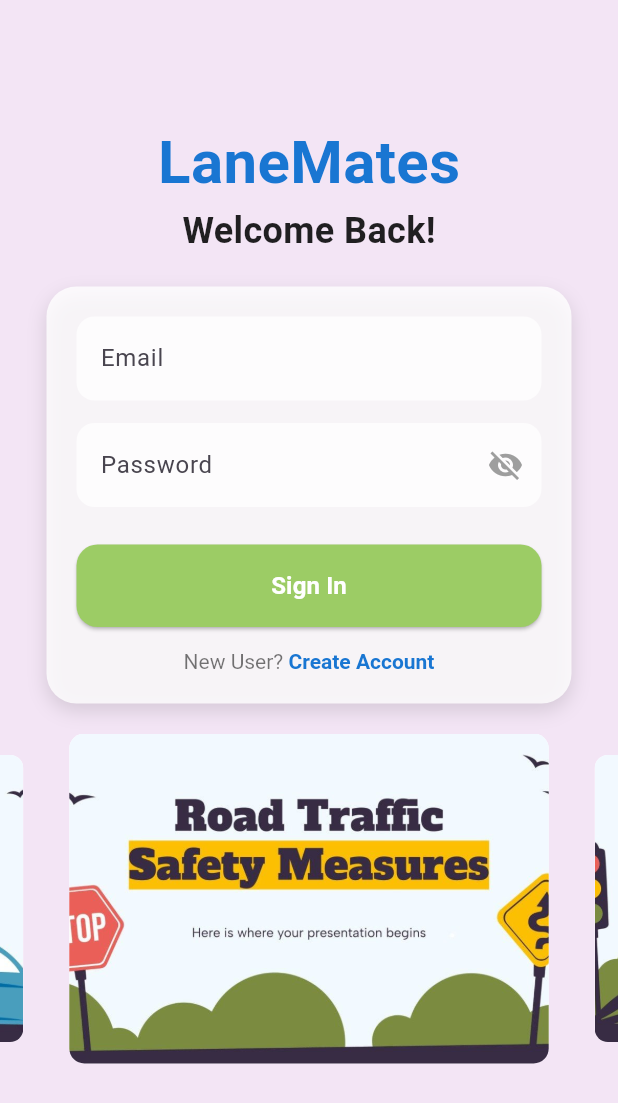
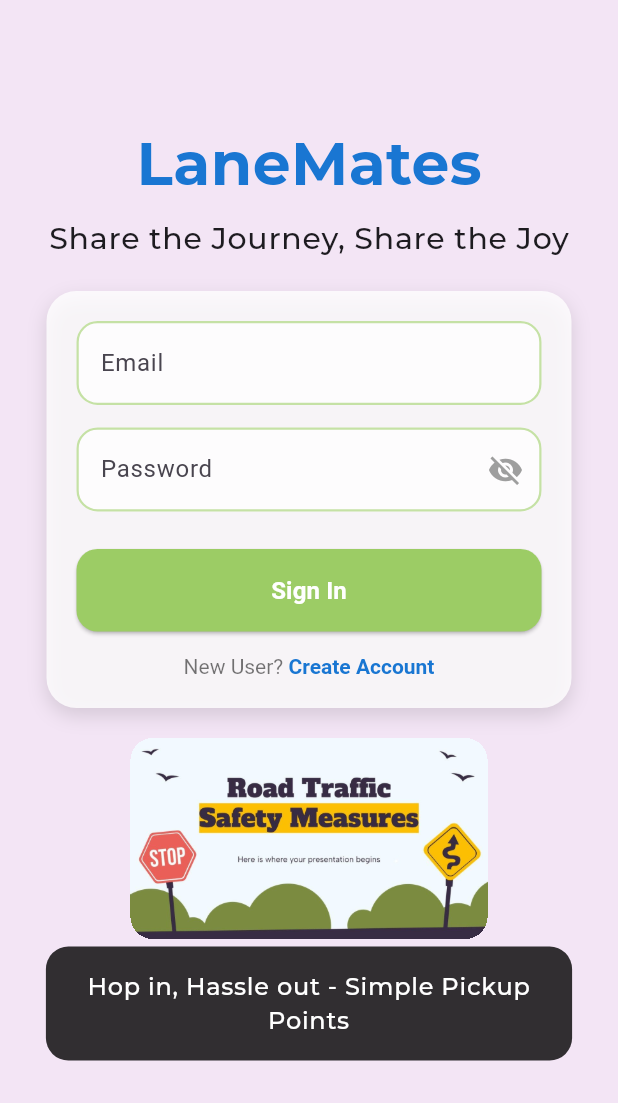
Before and after one commit to sirius54817/LaneMate_Provider, a Flutter app: the screen it shows after launch, on a phone screen of 412 x 824 dp. Shown: the top 1103 px of the screen. Run offline on Flutter 3.47's test engine with Material 3 defaults, Android fonts, the phone set to English and light mode, and no system bars; drawn by our look-alikes of carousel_slider; our stand-ins replace cloud_firestore, firebase_auth, firebase_core, firebase_storage, fluttertoast, geolocator and 7 more; missing offline and left inert: flutter_polyline_points; accounts and stored records are empty.

Commit message:
updated login page

```diff
--- a/lib/pages/login.dart
+++ b/lib/pages/login.dart
@@ -5,7 +5,8 @@ import 'package:ecub_delivery/pages/signup.dart';
 import 'package:ecub_delivery/services/auth_service.dart';
 import 'package:ecub_delivery/pages/navigation.dart';
 import 'package:cloud_firestore/cloud_firestore.dart';
-import 'package:firebase_auth/firebase_auth.dart';
+import 'package:google_fonts/google_fonts.dart';
+
 
 class Login extends StatefulWidget {
   const Login({Key? key}) : super(key: key);
@@ -23,7 +24,18 @@ class _LoginState extends State<Login> {
     'assets/carousel1.png',
     'assets/carousel2.png',
     'assets/carousel3.png',
+    'assets/carousel4.png',
   ];
+
+  // Add new field for captions
+  final List<String> carouselCaptions = [
+    "Hop in, Hassle out - Simple Pickup Points",
+    "Always There When You Need",
+    "Smooth Rides, Smoother Payments",
+    "Perfect Pickup, Perfect Journey"
+  ];
+
+  int _currentCarouselIndex = 0;
 
   @override
   void dispose() {
@@ -46,20 +58,31 @@ class _LoginState extends State<Login> {
                 const SizedBox(height: 80),
                 Text(
                   'LaneMates',
-                  style: TextStyle(
+                  style: GoogleFonts.montserrat(
                     fontSize: 40,
                     fontWeight: FontWeight.bold,
                     color: Colors.blue.shade700,
                   ),
                 ),
+
+                const SizedBox(height: 8),
+
                 Text(
-                  'Welcome Back!',
-                  style: TextStyle(
-                    fontSize: 24,
-                    fontWeight: FontWeight.w600,
-                    color: Colors.black87,
+                  'Share the Journey, Share the Joy',
+                  style: GoogleFonts.montserrat(
+                    fontSize: 20,
+                    fontWeight: FontWeight.w500,
+                    // color: Colors.blue.shade600,
+                    letterSpacing: 0.5,
                   ),
                 ),
+                // Text(
+                //   'Welcome Back!',
+                //   style: TextStyle(
+                //     fontSize: 24,
+                //     fontWeight: FontWeight.w600,
+                //     color: Colors.black87,
+                //   ),
                 const SizedBox(height: 20),
                 SingleChildScrollView(
                   physics: const NeverScrollableScrollPhysics(),
@@ -128,37 +151,92 @@ class _LoginState extends State<Login> {
   }
 
   Widget _bottomCarousel() {
-    return CarouselSlider(
+    return Column(
+      children: [
+        CarouselSlider(
           options: CarouselOptions(
-        height: 220, // Increased from 120 to 220
+            height: 220,
             autoPlay: true,
             enlargeCenterPage: true,
-        aspectRatio: 16/9,
+            viewportFraction: 0.9,
+            aspectRatio: 16/9,  // Fixed aspect ratio
             autoPlayCurve: Curves.fastOutSlowIn,
             enableInfiniteScroll: true,
             autoPlayAnimationDuration: const Duration(milliseconds: 800),
+            onPageChanged: (index, reason) {
+              setState(() {
+                _currentCarouselIndex = index;
+              });
+            }
           ),
-      items: carouselImages.map((imagePath) {
+          items: List.generate(carouselImages.length, (index) {
             return Builder(
               builder: (BuildContext context) {
                 return Container(
-              width: MediaQuery.of(context).size.width,
                   margin: const EdgeInsets.symmetric(horizontal: 5.0),
                   decoration: BoxDecoration(
+                    borderRadius: BorderRadius.circular(15),
+                    boxShadow: [
+                      // BoxShadow(
+                      //   color: Colors.black.withOpacity(0.2),
+                      //   spreadRadius: 1,
+                      //   blurRadius: 5,
+                      // )
+                    ],
+                  ),
+                  child: Column(
+                    children: [
+                      Expanded(
+                        child: ClipRRect(
+                          borderRadius: BorderRadius.circular(15),
+                          clipBehavior: Clip.hardEdge,
+                          child: AspectRatio(
+                            aspectRatio: 16/9,
+                            child: Image.asset(
+                              carouselImages[index],
+                              width: double.infinity,
+                              height: double.infinity,
+                              fit: BoxFit.cover,
+                              alignment: Alignment.center,
+                            ),
+                          ),
+                        ),
+                      ),
+                      Container(
+                        decoration: BoxDecoration(
+                          color: Colors.black.withOpacity(0.8),
+                          borderRadius: BorderRadius.circular(15),  // Changed this line
+                        ),
+                        margin: const EdgeInsets.symmetric(
+                          horizontal: 5,
+                          vertical: 5,
+                        ),  // Added margin
+                        padding: const EdgeInsets.symmetric(
+                          vertical: 15,
+                          horizontal: 15,
+                        ),
+                        child: Text(
+                          carouselCaptions[index],
+                          style: GoogleFonts.montserrat(
+                            fontSize: 16,
+                            fontWeight: FontWeight.w500,
                             color: Colors.white,
-                borderRadius: BorderRadius.circular(10),
-                image: DecorationImage(
-                  image: AssetImage(imagePath),
-                  fit: BoxFit.cover,
+                            letterSpacing: 0.5,
                           ),
+                          textAlign: TextAlign.center,
+                        ),
+                      ),
+                    ],
                   ),
                 );
               },
             );
-      }).toList(),
+          }),
+        ),
+      ],
     );
   }
-
+//
   // Rest of the code remains unchanged
   Widget _loginTextField({
     required TextEditingController controller,
@@ -180,8 +258,25 @@ class _LoginState extends State<Login> {
         filled: true,
         fillColor: Colors.white.withOpacity(0.7),
         border: OutlineInputBorder(
-          borderRadius: BorderRadius.circular(12),
-          borderSide: BorderSide.none,
+          borderRadius: BorderRadius.circular(14),
+          borderSide: BorderSide(
+            color: Colors.lightGreen.shade200,
+            width: 1.5,
+          ),
+        ),
+        enabledBorder: OutlineInputBorder(
+          borderRadius: BorderRadius.circular(14),
+          borderSide: BorderSide(
+            color: Colors.lightGreen.shade200,
+            width: 1.5,
+          ),
+        ),
+        focusedBorder: OutlineInputBorder(
+          borderRadius: BorderRadius.circular(14),
+          borderSide: BorderSide(
+            color: Colors.lightGreen.shade400,
+            width: 2,
+          ),
         ),
         suffixIcon: suffixIcon,
       ),
@@ -238,62 +333,32 @@ class _LoginState extends State<Login> {
 
   void _performLogin() async {
     try {
-      // Check if user exists in users collection
-      final userSnapshot = await FirebaseFirestore.instance
-          .collection('users')
+      final agentSnapshot = await FirebaseFirestore.instance
+          .collection('delivery_agent')
           .where('email', isEqualTo: _emailController.text)
           .get();
 
-      if (userSnapshot.docs.isEmpty) {
+      if (agentSnapshot.docs.isEmpty) {
         ScaffoldMessenger.of(context).showSnackBar(
           const SnackBar(
-            content: Text('No account found with this email'),
+            content: Text('Access denied: Not a registered delivery agent'),
             backgroundColor: Colors.red,
           ),
         );
         return;
       }
 
-      // Perform sign in
       await AuthService().signin(
         email: _emailController.text,
         password: _passwordController.text,
         context: context,
       );
 
-      // After successful login, check if user has completed driver verification
-      final userId = FirebaseAuth.instance.currentUser?.uid;
-      if (userId != null) {
-        final driverVerification = await FirebaseFirestore.instance
-            .collection('driver_verifications')
-            .doc(userId)
-            .get();
-
-        if (driverVerification.exists) {
-          final isVerified = driverVerification.data()?['isOverallDataValid'] ?? false;
-          if (!isVerified) {
-            // Show a message about pending verification if they've submitted docs
-            final hasSubmitted = driverVerification.data()?['submittedAt'] != null;
-            if (hasSubmitted) {
-              ScaffoldMessenger.of(context).showSnackBar(
-                const SnackBar(
-                  content: Text('Your driver verification is pending approval'),
-                  backgroundColor: Colors.orange,
-                ),
-              );
-            }
-          }
-        }
-      }
-
-      // Navigate to main screen
-      if (!context.mounted) return;
       Navigator.pushReplacement(
         context,
         MaterialPageRoute(builder: (context) => MainNavigation()),
       );
     } catch (e) {
-      if (!context.mounted) return;
       ScaffoldMessenger.of(context).showSnackBar(
         SnackBar(
           content: Text('Login failed: ${e.toString()}'),
```
Lines whose indentation alone changed are shown as unchanged.
